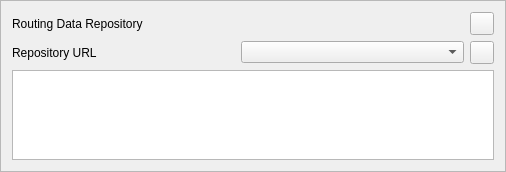
First picture: the form in kadasrouting/gui/datacataloguebottombar.ui, repository kadas-albireo/kadas-albireo2, before the edit.
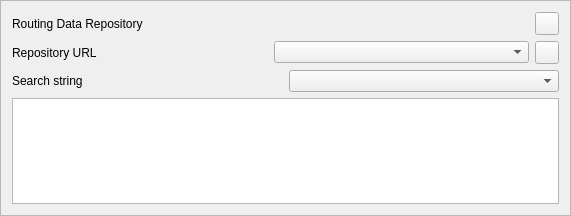
Second picture: the form after the edit. Icons and pictures are not drawn.

Commit message: add search_str to repository URL in config file and UI

Patch:
```diff
--- a/kadasrouting/gui/datacataloguebottombar.ui
+++ b/kadasrouting/gui/datacataloguebottombar.ui
@@ -6,8 +6,8 @@
    <rect>
     <x>0</x>
     <y>0</y>
-    <width>506</width>
-    <height>172</height>
+    <width>571</width>
+    <height>216</height>
    </rect>
   </property>
   <property name="windowTitle">
@@ -33,6 +33,9 @@
      </property>
     </widget>
    </item>
+   <item row="3" column="0" colspan="2">
+    <widget class="QListWidget" name="listWidget"/>
+   </item>
    <item row="1" column="0" colspan="2">
     <layout class="QHBoxLayout" name="horizontalLayout">
      <item>
@@ -79,7 +82,22 @@
     </widget>
    </item>
    <item row="2" column="0" colspan="2">
-    <widget class="QListWidget" name="listWidget"/>
+    <layout class="QHBoxLayout" name="horizontalLayout_4">
+     <item>
+      <widget class="QLabel" name="searchLabel">
+       <property name="text">
+        <string>Search string</string>
+       </property>
+      </widget>
+     </item>
+     <item>
+      <widget class="QComboBox" name="searchComboBox">
+       <property name="editable">
+        <bool>false</bool>
+       </property>
+      </widget>
+     </item>
+    </layout>
    </item>
   </layout>
  </widget>
```
The commit also changes 2 other files.
